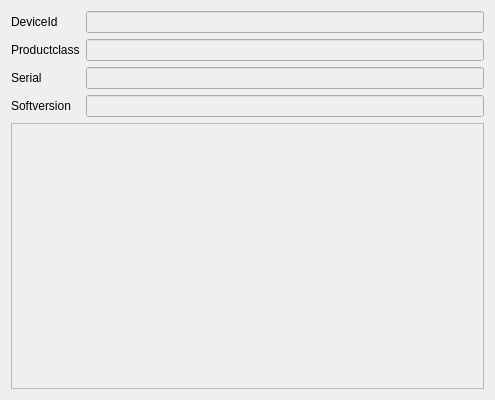
First picture: the form in cpewindow.ui, repository ZdanowskiS/GenieACS-QT-smallGUI, before the edit.
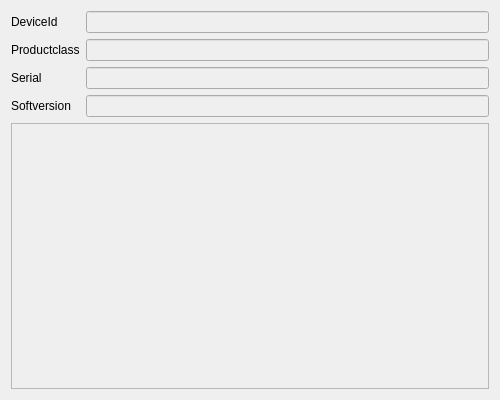
Second picture: the form after the edit.

Diff of the .ui file:
```diff
--- a/cpewindow.ui
+++ b/cpewindow.ui
@@ -6,7 +6,7 @@
    <rect>
     <x>0</x>
     <y>0</y>
-    <width>495</width>
+    <width>500</width>
     <height>400</height>
    </rect>
   </property>
@@ -86,7 +86,7 @@
        <rect>
         <x>0</x>
         <y>0</y>
-        <width>475</width>
+        <width>480</width>
         <height>248</height>
        </rect>
       </property>
```
